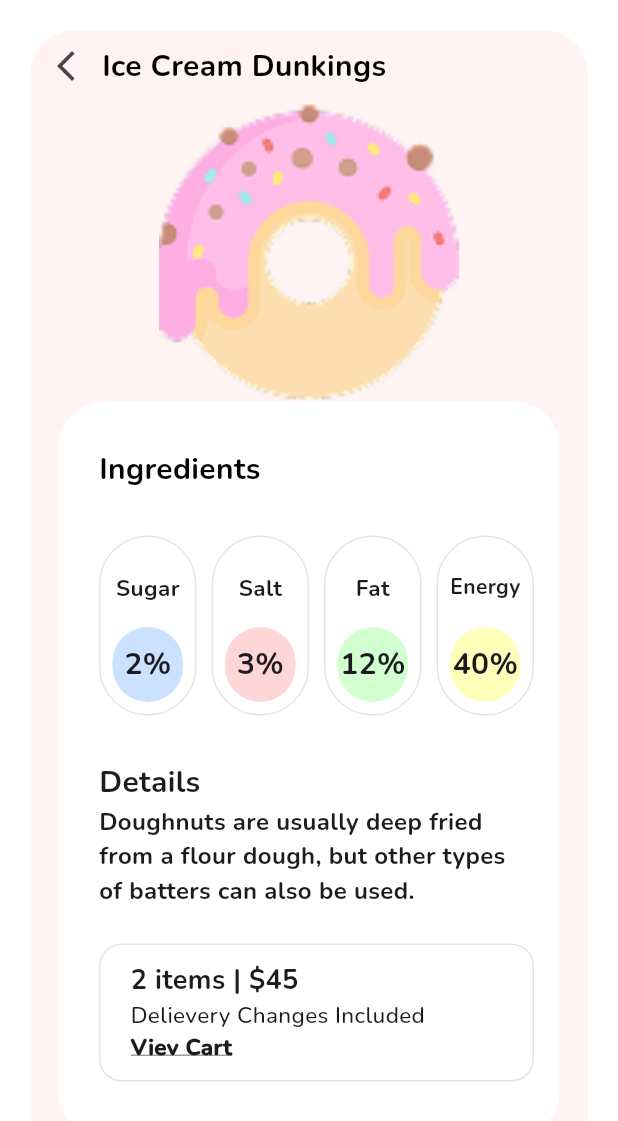
After one commit to Galsan2005/flutter-lesson, a Flutter app: the Detailcard screen opened directly, on a phone screen of 412 x 824 dp. The commit adds this screen. Shown: the top 1121 px of the screen. Run offline on Flutter 3.47's test engine with Material 3 defaults, Android fonts, the phone set to English and light mode, and no system bars.

Commit message:
add: project 1

```diff
--- /dev/null
+++ b/project/lib/detailCard.dart
@@ -0,0 +1,351 @@
+import 'package:flutter/material.dart';
+
+class Detailcard extends StatelessWidget {
+  final String productName;
+  final String img;
+  final String detail;
+  final String price;
+  final String cart;
+  final String delivery;
+  const Detailcard(
+      {required this.productName,
+      required this.price,
+      required this.detail,
+      required this.img,
+      required this.cart,
+      required this.delivery,
+      super.key});
+
+  @override
+  Widget build(BuildContext context) {
+    return SafeArea(
+        child: Scaffold(
+      backgroundColor: Colors.white,
+      body: Padding(
+        padding: const EdgeInsets.all(20.0),
+        child: Container(
+          width: double.infinity,
+          height: 773,
+          decoration: BoxDecoration(
+            borderRadius: BorderRadius.circular(30),
+            color: Color(0xfffff3f3),
+          ),
+          child: Column(
+            children: [
+              Row(
+                children: [
+                  IconButton(
+                    onPressed: () {
+                      Navigator.pop(context);
+                    },
+                    icon: Icon(Icons.arrow_back_ios_new),
+                  ),
+                  Text(
+                    productName,
+                    style: TextStyle(
+                        fontSize: 20,
+                        fontFamily: "Nunito",
+                        fontWeight: FontWeight.w800,
+                        color: Colors.black),
+                  ),
+                ],
+              ),
+              Column(
+                children: [
+                  Container(
+                    width: 200,
+                    height: 200,
+                    child: Image.asset(
+                      img,
+                      fit: BoxFit.fitWidth,
+                    ),
+                  ),
+                  Container(
+                    width: 334,
+                    height: 490,
+                    decoration: BoxDecoration(
+                      borderRadius: BorderRadius.circular(30),
+                      color: Colors.white,
+                    ),
+
+                    child: Padding(
+                      padding: const EdgeInsets.only(left: 27),
+                      child: Column(
+                        crossAxisAlignment: CrossAxisAlignment.start,
+                        // mainAxisAlignment: MainAxisAlignment.,
+                        children: [
+                          Padding(
+                            padding:
+                                EdgeInsets.only(top: 30, bottom: 30),
+                            child: Text(
+                              "Ingredients",
+                              style: TextStyle(
+                                  fontSize: 20,
+                                  fontFamily: "Nunito",
+                                  fontWeight: FontWeight.w800,
+                                  color: Colors.black),
+                            ),
+                          ),
+                          Row(
+                            // mainAxisAlignment: MainAxisAlignment.spac,
+                            children: [
+                              Container(
+                                padding: EdgeInsets.all(8),
+                                width: 65,
+                                height: 120,
+                                decoration: BoxDecoration(
+                                    borderRadius: BorderRadius.circular(50),
+                                    color: Colors.white,
+                                    border: Border.all(color: Color(0xffe4e4e4))),
+                                child: Column(
+                                  mainAxisAlignment:
+                                      MainAxisAlignment.spaceBetween,
+                                  children: [
+                                    Padding(
+                                      padding: const EdgeInsets.only(top: 15),
+                                      child: Text(
+                                        "Sugar",
+                                        style: TextStyle(
+                                            fontWeight: FontWeight.w800,
+                                            fontFamily: "Nunito",
+                                            fontSize: 15),
+                                      ),
+                                    ),
+                                    Container(
+                                      width: 50,
+                                      height: 50,
+                                      decoration: BoxDecoration(
+                                        borderRadius: BorderRadius.circular(50),
+                                        color: Color(0xffCAE1FF),
+                                      ),
+                                      child: Center(
+                                        child: Text(
+                                          "2%",
+                                          style: TextStyle(
+                                              fontWeight: FontWeight.w700,
+                                              fontFamily: "Nunito",
+                                              fontSize: 20),
+                                        ),
+                                      ),
+                                    )
+                                  ],
+                                ),
+                              ),
+                              SizedBox(width: 10,),
+                              Container(
+                                padding: EdgeInsets.all(8),
+                                width: 65,
+                                height: 120,
+                                decoration: BoxDecoration(
+                                    borderRadius: BorderRadius.circular(50),
+                                    color: Colors.white,
+                                    border: Border.all(color: Color(0xffe4e4e4))),
+                                child: Column(
+                                  mainAxisAlignment:
+                                      MainAxisAlignment.spaceBetween,
+                                  children: [
+                                    Padding(
+                                      padding: const EdgeInsets.only(top: 15),
+                                      child: Text(
+                                        "Salt",
+                                        style: TextStyle(
+                                            fontWeight: FontWeight.w800,
+                                            fontFamily: "Nunito",
+                                            fontSize: 15),
+                                      ),
+                                    ),
+                                    Container(
+                                      width: 50,
+                                      height: 50,
+                                      decoration: BoxDecoration(
+                                        borderRadius: BorderRadius.circular(50),
+                                        color: Color(0xffFFD6D6),
+                                      ),
+                                      child: Center(
+                                        child: Text(
+                                          "3%",
+                                          style: TextStyle(
+                                              fontWeight: FontWeight.w700,
+                                              fontFamily: "Nunito",
+                                              fontSize: 20),
+                                        ),
+                                      ),
+                                    )
+                                  ],
+                                ),
+                              ),
+                              SizedBox(width: 10,),
+                              Container(
+                                padding: EdgeInsets.all(8),
+                                width: 65,
+                                height: 120,
+                                decoration: BoxDecoration(
+                                    borderRadius: BorderRadius.circular(50),
+                                    color: Colors.white,
+                                    border: Border.all(color: Color(0xffe4e4e4))),
+                                child: Column(
+                                  mainAxisAlignment:
+                                      MainAxisAlignment.spaceBetween,
+                                  children: [
+                                    Padding(
+                                      padding: const EdgeInsets.only(top: 15),
+                                      child: Text(
+                                        "Fat",
+                                        style: TextStyle(
+                                            fontWeight: FontWeight.w800,
+                                            fontFamily: "Nunito",
+                                            fontSize: 15),
+                                      ),
+                                    ),
+                                    Container(
+                                      width: 50,
+                                      height: 50,
+                                      decoration: BoxDecoration(
+                                        borderRadius: BorderRadius.circular(50),
+                                        color: Color(0xffD1FFD0),
+                                      ),
+                                      child: Center(
+                                        child: Text(
+                                          "12%",
+                                          style: TextStyle(
+                                              fontWeight: FontWeight.w700,
+                                              fontFamily: "Nunito",
+                                              fontSize: 20),
+                                        ),
+                                      ),
+                                    )
+                                  ],
+                                ),
+                              ),
+                              SizedBox(width: 10,),
+                              Container(
+                                padding: EdgeInsets.all(8),
+                                width: 65,
+                                height: 120,
+                                decoration: BoxDecoration(
+                                    borderRadius: BorderRadius.circular(50),
+                                    color: Colors.white,
+                                    border: Border.all(color: Color(0xffe4e4e4))),
+                                child: Column(
+                                  mainAxisAlignment:
+                                      MainAxisAlignment.spaceBetween,
+                                  children: [
+                                    Padding(
+                                      padding: const EdgeInsets.only(top: 15),
+                                      child: Text(
+                                        "Energy",
+                                        style: TextStyle(
+                                            fontWeight: FontWeight.w800,
+                                            fontFamily: "Nunito",
+                                            fontSize: 14),
+                                      ),
+                                    ),
+                                    Container(
+                                      width: 50,
+                                      height: 50,
+                                      decoration: BoxDecoration(
+                                        borderRadius: BorderRadius.circular(50),
+                                        color: Color(0xffFEFFBA),
+                                      ),
+                                      child: Center(
+                                        child: Text(
+                                          "40%",
+                                          style: TextStyle(
+                                              fontWeight: FontWeight.w700,
+                                              fontFamily: "Nunito",
+                                              fontSize: 20),
+                                        ),
+                                      ),
+                                    )
+                                  ],
+                                ),
+                              ),
+                            ],
+                          ),
+                          Padding(
+                            padding: const EdgeInsets.only(top: 30, bottom: 24),
+                            child: Column(
+                              crossAxisAlignment: CrossAxisAlignment.start,
+                              children: [
+                                Text(
+                                  "Details",
+                                  style: TextStyle(
+                                    fontSize: 20,
+                                    fontFamily: "Nunito",
+                                    fontWeight: FontWeight.w800,
+                                  ),
+                                ),
+                                SizedBox(
+                                  width: 271,
+                                  child: Text(
+                                    detail,
+                                    style: TextStyle(
+                                      fontWeight: FontWeight.w800,
+                                      fontSize: 16,
+                                      fontFamily: "Nunito",
+                                    ),
+                                  ),
+                                )
+                              ],
+                            ),
+                          ),
+                          Container(
+                            width: 290,
+                            height: 92,
+                            decoration: BoxDecoration(
+                                borderRadius: BorderRadius.circular(15),
+                                border: Border.all(color: Color(0xffe4e4e4))),
+                            child: Padding(
+                              padding: const EdgeInsets.only(left: 20, top: 10),
+                              child: Column(
+                                crossAxisAlignment: CrossAxisAlignment.start,
+                                children: [
+                                  Text(
+                                    price,
+                                    style: TextStyle(
+                                      fontSize: 18,
+                                      fontFamily: "Nunito",
+                                      fontWeight: FontWeight.w700,
+                                    ),
+                                  ),
+                                  Text(
+                                    delivery,
+                                    style: TextStyle(
+                                      fontSize: 15,
+                                      fontFamily: "Nunito",
+                                      fontWeight: FontWeight.w500,
+                                    ),
+                                  ),
+                                  Text(
+                                    cart,
+                                    style: TextStyle(
+                                      fontSize: 15,
+                                      fontFamily: "Nunito",
+                                      fontWeight: FontWeight.w900,
+                                      decoration: TextDecoration.underline
+                                    ),
+                                  )
+                                ],
+                              ),
+                            ),
+                          )
+                        ],
+                      ),
+                    ),
+                  ),
+                ],
+              )
+            ],
+          ),
+        ),
+      ),
+      // backgroundColor: Color(0xffFFF3F3),
+      // body: Column(
+      //   children: [
+      //
+      //
+      //   ],
+      // )
+    ));
+  }
+}
--- a/project/lib/donut_page.dart
+++ b/project/lib/donut_page.dart
@@ -1,5 +1,6 @@
 import 'package:flutter/cupertino.dart';
 import 'package:flutter/material.dart';
+import 'package:project/detailCard.dart';
 import 'package:project/smothie_page.dart';
 import 'package:project/start.dart';
 
@@ -90,8 +91,7 @@ class _DonutPageState extends State<DonutPage> {
                           ),
                         ],
                       ),
-                    )
-                ),
+                    )),
                 Padding(padding: EdgeInsets.only(left: 16)),
                 Container(
                   width: 160,
@@ -121,7 +121,23 @@ class _DonutPageState extends State<DonutPage> {
             Row(
               mainAxisAlignment: MainAxisAlignment.center,
               children: [
-                Container(
+                ElevatedButton(
+                  style: ElevatedButton.styleFrom(padding: EdgeInsets.zero),
+                  onPressed: () {
+                    Navigator.push(
+                        context,
+                        MaterialPageRoute(
+                            builder: (context) => Detailcard(
+                                  productName: "Ice Cream Dunkings",
+                                  price: "2 items | \$45",
+                                  detail:
+                                      "Doughnuts are usually deep fried from a flour dough, but other types of batters can also be used. ",
+                                  img: "assets/images/donut (7).png",
+                                  delivery: "Delievery Changes Included",
+                                  cart: "Viev Cart",
+                                )));
+                  },
+                  child: Container(
                       width: 160,
                       height: 231,
                       decoration: BoxDecoration(
@@ -174,7 +190,8 @@ class _DonutPageState extends State<DonutPage> {
                             ),
                           ),
                           Padding(
-                          padding: EdgeInsets.only(left: 15, right: 15, top: 0),
+                            padding:
+                                EdgeInsets.only(left: 15, right: 15, top: 0),
                             child: Row(
                               mainAxisAlignment: MainAxisAlignment.spaceBetween,
                               children: [
@@ -190,6 +207,7 @@ class _DonutPageState extends State<DonutPage> {
                           ),
                         ],
                       )),
+                ),
                 Padding(padding: EdgeInsets.only(left: 16)),
                 Container(
                     width: 160,
@@ -244,7 +262,8 @@ class _DonutPageState extends State<DonutPage> {
                           ),
                         ),
                         Padding(
-                          padding: EdgeInsets.only(left: 15, right: 15, top: 10),
+                          padding:
+                              EdgeInsets.only(left: 15, right: 15, top: 10),
                           child: Row(
                             mainAxisAlignment: MainAxisAlignment.spaceBetween,
                             children: [
@@ -319,7 +338,8 @@ class _DonutPageState extends State<DonutPage> {
                           ),
                         ),
                         Padding(
-                          padding: EdgeInsets.only(left: 15, right: 15, top: 10),
+                          padding:
+                              EdgeInsets.only(left: 15, right: 15, top: 10),
                           child: Row(
                             mainAxisAlignment: MainAxisAlignment.spaceBetween,
                             children: [
@@ -389,7 +409,8 @@ class _DonutPageState extends State<DonutPage> {
                           ),
                         ),
                         Padding(
-                          padding: EdgeInsets.only(left: 15, right: 15, top: 10),
+                          padding:
+                              EdgeInsets.only(left: 15, right: 15, top: 10),
                           child: Row(
                             mainAxisAlignment: MainAxisAlignment.spaceBetween,
                             children: [
@@ -407,7 +428,6 @@ class _DonutPageState extends State<DonutPage> {
                     ))
               ],
             )
-
           ],
         ),
       ),
--- a/project/lib/smothie_page.dart
+++ b/project/lib/smothie_page.dart
@@ -1,5 +1,6 @@
 import 'package:flutter/cupertino.dart';
 import 'package:flutter/material.dart';
+import 'package:project/detailCard.dart';
 import 'package:project/donut_page.dart';
 import 'package:project/start.dart';
 
@@ -190,7 +191,12 @@ class _SmothiePageState extends State<SmothiePage> {
                       ],
                     )),
                 Padding(padding: EdgeInsets.only(left: 16)),
-                Container(
+                ElevatedButton(
+                  style: ElevatedButton.styleFrom(padding: EdgeInsets.zero),
+                  onPressed: () {
+                    Navigator.push(context, MaterialPageRoute(builder: (context) => Detailcard(productName: "Strawberry", price: "\$12.75", detail: "A smoothie commonly has a liquid base,such as fruit juice or milk, yogurt or ice cream. ", img: "assets/images/Frame 6.png", delivery: "delievery not included", cart: "Add to Cart",)));
+                  },
+                  child: Container(
                       width: 160,
                       height: 231,
                       decoration: BoxDecoration(
@@ -259,7 +265,8 @@ class _SmothiePageState extends State<SmothiePage> {
                             ),
                           ),
                         ],
-                    ))
+                      )),
+                )
               ],
             ),
             Padding(padding: EdgeInsets.only(top: 16)),
```
Lines whose indentation alone changed are shown as unchanged.
